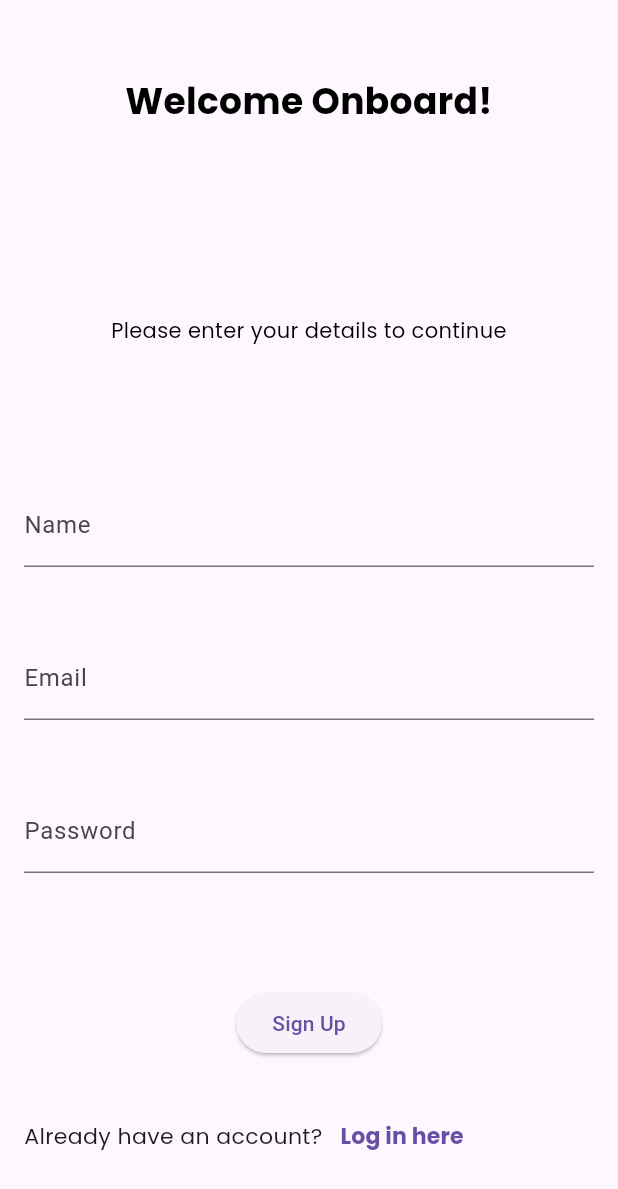
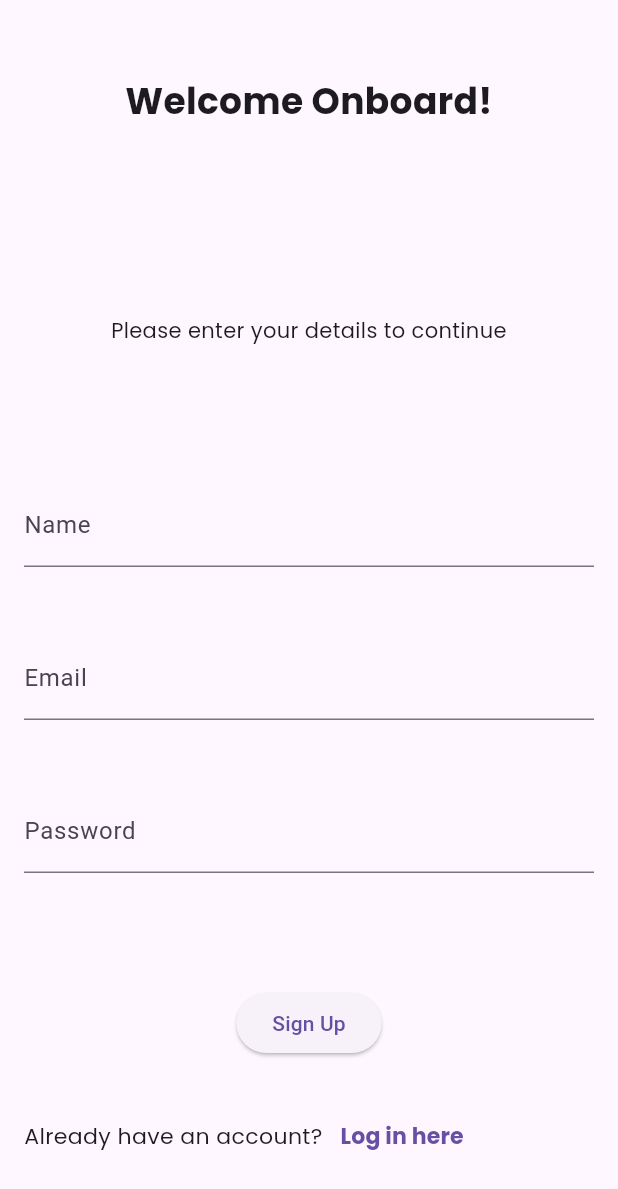
Before and after one commit to Santhosh1209/fintech, a Flutter app: the screen it shows after launch, after a tap on "Sign up", on a phone screen of 412 x 824 dp. Shown: the top 1189 px of the screen. Run offline on Flutter 3.47's test engine with Material 2 defaults, Android fonts, the phone set to English and light mode, and no system bars; our stand-ins replace charts_flutter, pin_code_fields; missing offline and left inert: flutter_email_sender; network calls fail.

Commit message:
fix theme

```diff
--- a/lib/main.dart
+++ b/lib/main.dart
@@ -2,20 +2,21 @@ import 'package:flutter/material.dart';
 //import 'package:flutter/material.dart';
 //import 'package:charts_flutter/flutter.dart' as charts;
 import 'bill_tracker.dart';
+import 'package:flutter/services.dart';
 import 'signup.dart';
 import 'forgot_passwd.dart';
 
 void main() {
   runApp(const homepage());
 }
+
 class homepage extends StatelessWidget {
   const homepage({Key? key}) : super(key: key);
 
   @override
   Widget build(BuildContext context) {
     return MaterialApp(
-      home: Scaffold(
-        backgroundColor: Colors.white,
+      home: const Scaffold(
         body: SafeArea(
           child: Padding(
             padding: EdgeInsets.all(10),
@@ -23,7 +24,10 @@ class homepage extends StatelessWidget {
           ),
         ),
       ),
-      theme: ThemeData(
+      theme: ThemeData.light(
+        useMaterial3: true,
+      ),
+      darkTheme: ThemeData.dark(
         useMaterial3: true,
       ),
     );
@@ -38,7 +42,8 @@ class fintech extends StatefulWidget {
 }
 
 class _fintechState extends State<fintech> {
-  final ButtonStyle style = ElevatedButton.styleFrom(textStyle: const TextStyle(fontSize: 18.0, fontFamily: 'Inter'));
+  final ButtonStyle style = ElevatedButton.styleFrom(
+      textStyle: const TextStyle(fontSize: 18.0, fontFamily: 'Inter'));
 
   @override
   Widget build(BuildContext context) {
@@ -46,8 +51,8 @@ class _fintechState extends State<fintech> {
         crossAxisAlignment: CrossAxisAlignment.center,
         //crossAxisAlignment: CrossAxisAlignment.stretch,
         children: [
-       const Image(image:
-          AssetImage('images/Rain Credit.png'),
+          const Image(
+            image: AssetImage('images/Rain Credit.png'),
           ),
           const Expanded(
             flex: 2,
@@ -61,7 +66,6 @@ class _fintechState extends State<fintech> {
                     fontFamily: 'Inter',
                     fontSize: 25.0,
                     fontWeight: FontWeight.bold,
-                  color: Colors.black,
                   ),
                 ),
               ),
@@ -78,7 +82,6 @@ class _fintechState extends State<fintech> {
                     fontFamily: 'Inter',
                     fontSize: 14.0,
                     fontWeight: FontWeight.normal,
-                  color: Colors.black38,
                   ),
                 ),
               ),
@@ -108,9 +111,11 @@ class _fintechState extends State<fintech> {
             child: SizedBox(
               width: 250,
               child: OutlinedButton(
-              onPressed: ()
-              {
-                Navigator.push(context, MaterialPageRoute(builder: (context) => ForgotPasswordPage()));
+                onPressed: () {
+                  Navigator.push(
+                      context,
+                      MaterialPageRoute(
+                          builder: (context) => ForgotPasswordPage()));
                 },
                 style: style,
                 child: Text(
@@ -122,8 +127,7 @@ class _fintechState extends State<fintech> {
                 ),
               ),
             ),
-        ),
-      ],
-    );
+          ))
+        ]);
   }
 }
--- a/lib/signup.dart
+++ b/lib/signup.dart
@@ -34,7 +34,6 @@ class _SignUpPageState extends State<SignUpPage> {
                         fontFamily: 'Poppins',
                         fontSize: 24.0,
                         fontWeight: FontWeight.bold,
-                        color: Colors.black,
                       ),
                     ),
                   ),
@@ -53,7 +52,6 @@ class _SignUpPageState extends State<SignUpPage> {
                         fontFamily: 'Poppins',
                         fontSize: 14.0,
                         fontWeight: FontWeight.normal,
-                        color: Colors.black,
                       ),
                     ),
                   ),
--- a/pubspec.yaml
+++ b/pubspec.yaml
@@ -28,6 +28,7 @@ environment:
 # the latest version available on pub.dev. To see which dependencies have newer
 # versions available, run `flutter pub outdated`.
 dependencies:
+  syncfusion_flutter_charts: ^21.1.37
   charts_flutter: ^0.12.0
   flutter_email_sender: ^5.0.0
   pin_code_fields: ^7.3.0
```
Also changed, not shown: pubspec.lock. Lines whose indentation alone changed are shown as unchanged.
